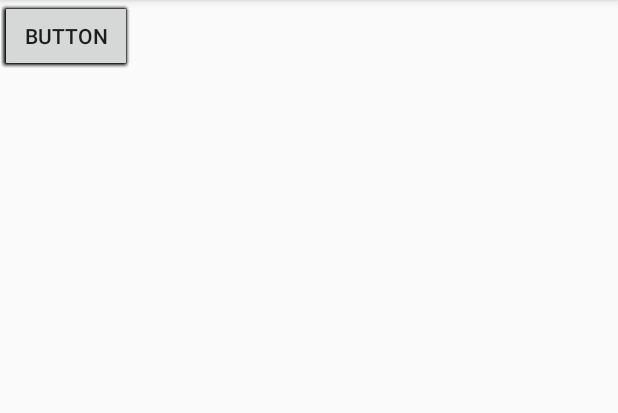
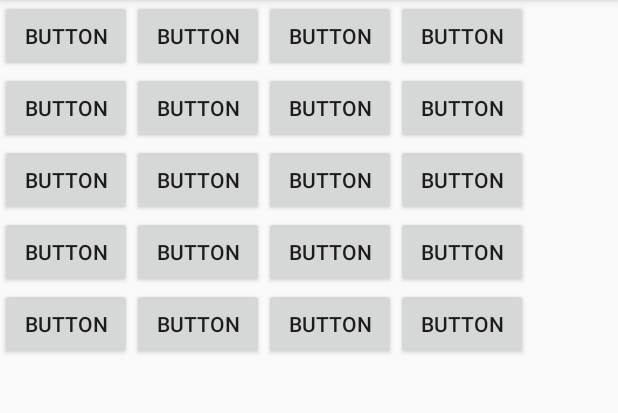
Before and after one commit to X4Rawand4X/ClassAGame, an Android app: the screen it shows after launch (MainActivity), on a phone screen of 412 x 824 dp, the part 84-497 px from its top. Run offline under Robolectric (Android 15) with nearby library versions, the light colour scheme and no system bars.

Commit message:
Re-arranged the buttons

```diff
--- a/app/src/main/res/layout/activity_main.xml
+++ b/app/src/main/res/layout/activity_main.xml
@@ -1,10 +1,15 @@
 <?xml version="1.0" encoding="utf-8"?>
-<android.support.constraint.ConstraintLayout xmlns:android="http://schemas.android.com/apk/res/android"
-    xmlns:app="http://schemas.android.com/apk/res-auto"
+<LinearLayout xmlns:android="http://schemas.android.com/apk/res/android"
     xmlns:tools="http://schemas.android.com/tools"
     android:layout_width="match_parent"
     android:layout_height="match_parent"
+    android:orientation="vertical"
     tools:context="com.example.geraltofrivia.classagame.MainActivity">
+
+
+    <LinearLayout
+        android:layout_width="match_parent"
+        android:layout_height="wrap_content">
 
         <Button
             android:id="@+id/button"
@@ -38,6 +43,12 @@
             tools:layout_editor_absoluteX="278dp"
             tools:layout_editor_absoluteY="2dp" />
 
+    </LinearLayout>
+
+    <LinearLayout
+        android:layout_width="match_parent"
+        android:layout_height="wrap_content">
+
         <Button
             android:id="@+id/button5"
             android:layout_width="wrap_content"
@@ -69,6 +80,12 @@
             android:text="Button"
             tools:layout_editor_absoluteX="278dp"
             tools:layout_editor_absoluteY="50dp" />
+
+    </LinearLayout>
+
+    <LinearLayout
+        android:layout_width="match_parent"
+        android:layout_height="wrap_content">
 
         <Button
             android:id="@+id/button9"
@@ -102,6 +119,12 @@
             tools:layout_editor_absoluteX="278dp"
             tools:layout_editor_absoluteY="105dp" />
 
+    </LinearLayout>
+
+    <LinearLayout
+        android:layout_width="match_parent"
+        android:layout_height="wrap_content">
+
         <Button
             android:id="@+id/button13"
             android:layout_width="wrap_content"
@@ -115,54 +138,61 @@
             android:layout_width="wrap_content"
             android:layout_height="wrap_content"
             android:text="Button"
-        tools:layout_editor_absoluteY="153dp"
-        tools:layout_editor_absoluteX="89dp" />
+            tools:layout_editor_absoluteX="89dp"
+            tools:layout_editor_absoluteY="153dp" />
 
         <Button
             android:id="@+id/button15"
             android:layout_width="wrap_content"
             android:layout_height="wrap_content"
             android:text="Button"
-        tools:layout_editor_absoluteY="153dp"
-        tools:layout_editor_absoluteX="179dp" />
+            tools:layout_editor_absoluteX="179dp"
+            tools:layout_editor_absoluteY="153dp" />
 
         <Button
             android:id="@+id/button16"
             android:layout_width="wrap_content"
             android:layout_height="wrap_content"
             android:text="Button"
-        tools:layout_editor_absoluteY="153dp"
-        tools:layout_editor_absoluteX="280dp" />
+            tools:layout_editor_absoluteX="280dp"
+            tools:layout_editor_absoluteY="153dp" />
+
+    </LinearLayout>
+
+    <LinearLayout
+        android:layout_width="match_parent"
+        android:layout_height="wrap_content">
 
         <Button
             android:id="@+id/button17"
             android:layout_width="wrap_content"
             android:layout_height="wrap_content"
             android:text="Button"
-        tools:layout_editor_absoluteY="201dp"
-        tools:layout_editor_absoluteX="1dp" />
+            tools:layout_editor_absoluteX="1dp"
+            tools:layout_editor_absoluteY="201dp" />
 
         <Button
             android:id="@+id/button18"
             android:layout_width="wrap_content"
             android:layout_height="wrap_content"
             android:text="Button"
-        tools:layout_editor_absoluteY="201dp"
-        tools:layout_editor_absoluteX="89dp" />
+            tools:layout_editor_absoluteX="89dp"
+            tools:layout_editor_absoluteY="209dp" />
 
         <Button
             android:id="@+id/button19"
             android:layout_width="wrap_content"
             android:layout_height="wrap_content"
             android:text="Button"
-        tools:layout_editor_absoluteY="201dp"
-        tools:layout_editor_absoluteX="179dp" />
+            tools:layout_editor_absoluteX="179dp"
+            tools:layout_editor_absoluteY="201dp" />
 
         <Button
             android:id="@+id/button20"
             android:layout_width="wrap_content"
             android:layout_height="wrap_content"
             android:text="Button"
-        tools:layout_editor_absoluteY="201dp"
-        tools:layout_editor_absoluteX="280dp" />
-</android.support.constraint.ConstraintLayout>
+            tools:layout_editor_absoluteX="280dp"
+            tools:layout_editor_absoluteY="201dp" />
+    </LinearLayout>
+</LinearLayout>
```
Lines whose indentation alone changed are shown as unchanged.
